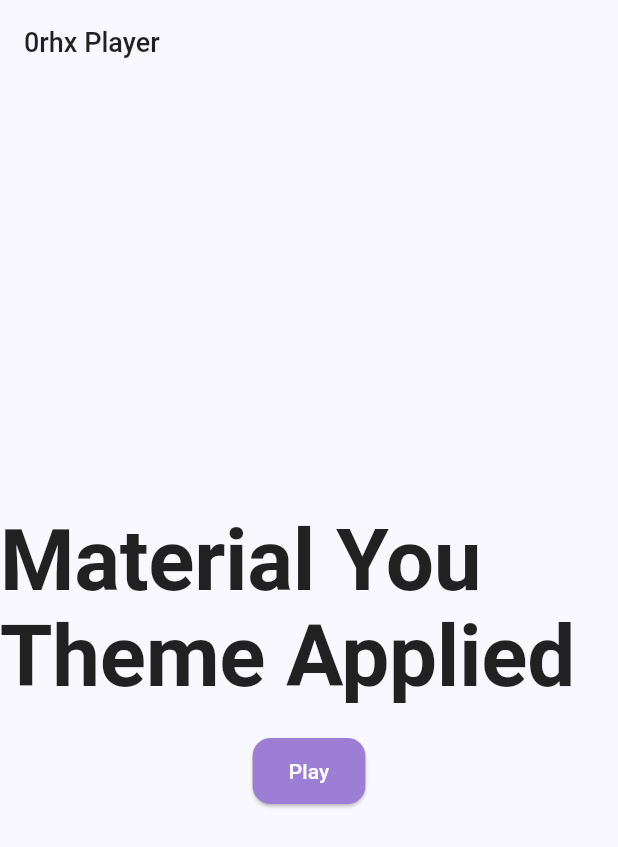
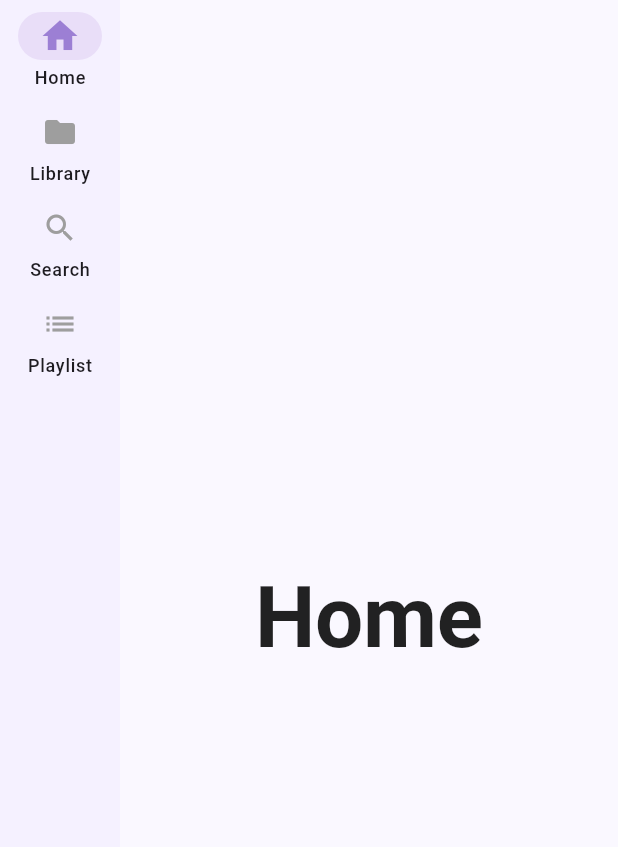
Before and after one commit to RinCynar/0rhx-Player, a Flutter app: the screen it shows after launch, on a phone screen of 412 x 824 dp. Shown: the top 847 px of the screen. Run offline on Flutter 3.47's test engine with Material 3 defaults, Android fonts, the phone set to English and light mode, and no system bars; missing offline and left inert: window_manager.

Commit message:
feat: Implement initial application structure, navigation, and core feature pages with data models for library entities.

```diff
--- /dev/null
+++ b/lib/features/app/pages/app_shell.dart
@@ -0,0 +1,50 @@
+import 'package:flutter/material.dart';
+import 'package:provider/provider.dart';
+import '../../navigation/models/nav_item.dart';
+import '../../navigation/providers/nav_provider.dart';
+import '../../home/pages/home_page.dart';
+import '../../library/pages/library_page.dart';
+import '../../search/pages/search_page.dart';
+import '../../playlist/pages/playlist_page.dart';
+
+class AppShell extends StatelessWidget {
+  const AppShell({super.key});
+
+  static const List<Widget> _pages = [
+    HomePage(),
+    LibraryPage(),
+    SearchPage(),
+    PlaylistPage(),
+  ];
+
+  @override
+  Widget build(BuildContext context) {
+    return Scaffold(
+      body: Row(
+        children: [
+          // NavigationRail
+          NavigationRail(
+            selectedIndex: context.watch<NavigationProvider>().currentIndex,
+            onDestinationSelected: (index) {
+              context.read<NavigationProvider>().navigate(index);
+            },
+            labelType: NavigationRailLabelType.all,
+            destinations: NavItem.items
+                .map(
+                  (item) => NavigationRailDestination(
+                    icon: Icon(item.icon),
+                    selectedIcon: Icon(item.icon),
+                    label: Text(item.label),
+                  ),
+                )
+                .toList(),
+          ),
+          // Content Area
+          Expanded(
+            child: _pages[context.watch<NavigationProvider>().currentIndex],
+          ),
+        ],
+      ),
+    );
+  }
+}
--- /dev/null
+++ b/lib/features/home/pages/home_page.dart
@@ -0,0 +1,15 @@
+import 'package:flutter/material.dart';
+
+class HomePage extends StatelessWidget {
+  const HomePage({super.key});
+
+  @override
+  Widget build(BuildContext context) {
+    return Center(
+      child: Text(
+        'Home',
+        style: Theme.of(context).textTheme.displayLarge,
+      ),
+    );
+  }
+}
--- /dev/null
+++ b/lib/features/library/pages/library_page.dart
@@ -0,0 +1,15 @@
+import 'package:flutter/material.dart';
+
+class LibraryPage extends StatelessWidget {
+  const LibraryPage({super.key});
+
+  @override
+  Widget build(BuildContext context) {
+    return Center(
+      child: Text(
+        'Library',
+        style: Theme.of(context).textTheme.displayLarge,
+      ),
+    );
+  }
+}
--- /dev/null
+++ b/lib/features/navigation/models/nav_item.dart
@@ -0,0 +1,43 @@
+import 'package:flutter/material.dart';
+
+enum NavItemType {
+  home,
+  library,
+  search,
+  playlist,
+}
+
+class NavItem {
+  final NavItemType type;
+  final String label;
+  final IconData icon;
+
+  const NavItem({
+    required this.type,
+    required this.label,
+    required this.icon,
+  });
+
+  static const List<NavItem> items = [
+    NavItem(
+      type: NavItemType.home,
+      label: 'Home',
+      icon: Icons.home,
+    ),
+    NavItem(
+      type: NavItemType.library,
+      label: 'Library',
+      icon: Icons.folder,
+    ),
+    NavItem(
+      type: NavItemType.search,
+      label: 'Search',
+      icon: Icons.search,
+    ),
+    NavItem(
+      type: NavItemType.playlist,
+      label: 'Playlist',
+      icon: Icons.list,
+    ),
+  ];
+}
--- /dev/null
+++ b/lib/features/navigation/providers/nav_provider.dart
@@ -0,0 +1,24 @@
+import 'package:flutter/material.dart';
+import '../models/nav_item.dart';
+
+class NavigationProvider extends ChangeNotifier {
+  int _currentIndex = 0;
+
+  int get currentIndex => _currentIndex;
+
+  NavItem get currentItem => NavItem.items[_currentIndex];
+
+  void navigate(int index) {
+    if (index >= 0 && index < NavItem.items.length) {
+      _currentIndex = index;
+      notifyListeners();
+    }
+  }
+
+  void navigateTo(NavItemType type) {
+    final index = NavItem.items.indexWhere((item) => item.type == type);
+    if (index != -1) {
+      navigate(index);
+    }
+  }
+}
--- /dev/null
+++ b/lib/features/playlist/pages/playlist_page.dart
@@ -0,0 +1,15 @@
+import 'package:flutter/material.dart';
+
+class PlaylistPage extends StatelessWidget {
+  const PlaylistPage({super.key});
+
+  @override
+  Widget build(BuildContext context) {
+    return Center(
+      child: Text(
+        'Playlist',
+        style: Theme.of(context).textTheme.displayLarge,
+      ),
+    );
+  }
+}
--- /dev/null
+++ b/lib/features/search/pages/search_page.dart
@@ -0,0 +1,15 @@
+import 'package:flutter/material.dart';
+
+class SearchPage extends StatelessWidget {
+  const SearchPage({super.key});
+
+  @override
+  Widget build(BuildContext context) {
+    return Center(
+      child: Text(
+        'Search',
+        style: Theme.of(context).textTheme.displayLarge,
+      ),
+    );
+  }
+}
--- a/lib/main.dart
+++ b/lib/main.dart
@@ -1,6 +1,9 @@
 import 'package:flutter/material.dart';
+import 'package:provider/provider.dart';
 import 'core/theme/app_theme.dart';
 import 'core/window/window_config.dart';
+import 'features/navigation/providers/nav_provider.dart';
+import 'features/app/pages/app_shell.dart';
 
 void main() async {
   WidgetsFlutterBinding.ensureInitialized();
@@ -13,47 +16,16 @@ class MyApp extends StatelessWidget {
 
   @override
   Widget build(BuildContext context) {
-    return MaterialApp(
-      title: '0rhx Player',
-      theme: AppTheme.lightTheme,
-      darkTheme: AppTheme.darkTheme,
-      themeMode: ThemeMode.light,
-      home: const MyHomePage(title: '0rhx Player'),
-    );
-  }
-}
-
-class MyHomePage extends StatefulWidget {
-  const MyHomePage({super.key, required this.title});
-
-  final String title;
-
-  @override
-  State<MyHomePage> createState() => _MyHomePageState();
-}
-
-class _MyHomePageState extends State<MyHomePage> {
-  @override
-  Widget build(BuildContext context) {
-    return Scaffold(
-      appBar: AppBar(
-        title: Text(widget.title),
-      ),
-      body: Center(
-        child: Column(
-          mainAxisAlignment: MainAxisAlignment.center,
-          children: [
-            Text(
-              'Material You Theme Applied',
-              style: Theme.of(context).textTheme.displayLarge,
-            ),
-            const SizedBox(height: 20),
-            ElevatedButton(
-              onPressed: () {},
-              child: const Text('Play'),
-            ),
-          ],
-        ),
+    return MultiProvider(
+      providers: [
+        ChangeNotifierProvider(create: (_) => NavigationProvider()),
+      ],
+      child: MaterialApp(
+        title: '0rhx Player',
+        theme: AppTheme.lightTheme,
+        darkTheme: AppTheme.darkTheme,
+        themeMode: ThemeMode.light,
+        home: const AppShell(),
       ),
     );
   }
```
Also changed, not shown: lib/features/library/models/album.g.dart (added), lib/features/library/models/artist.g.dart (added), lib/features/library/models/song.g.dart (added), 1 other file.
